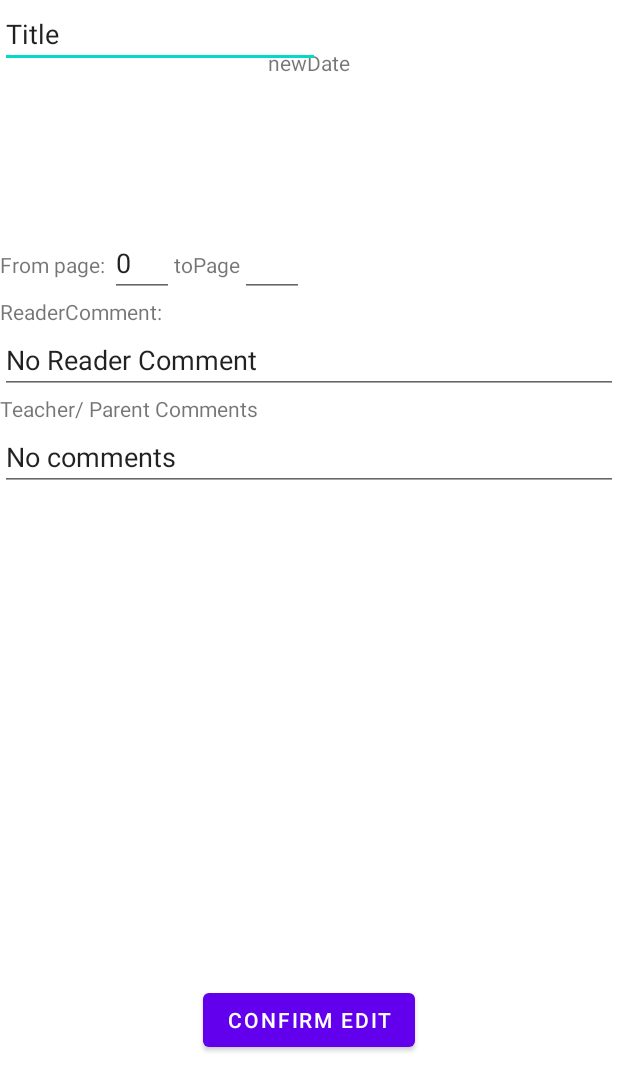
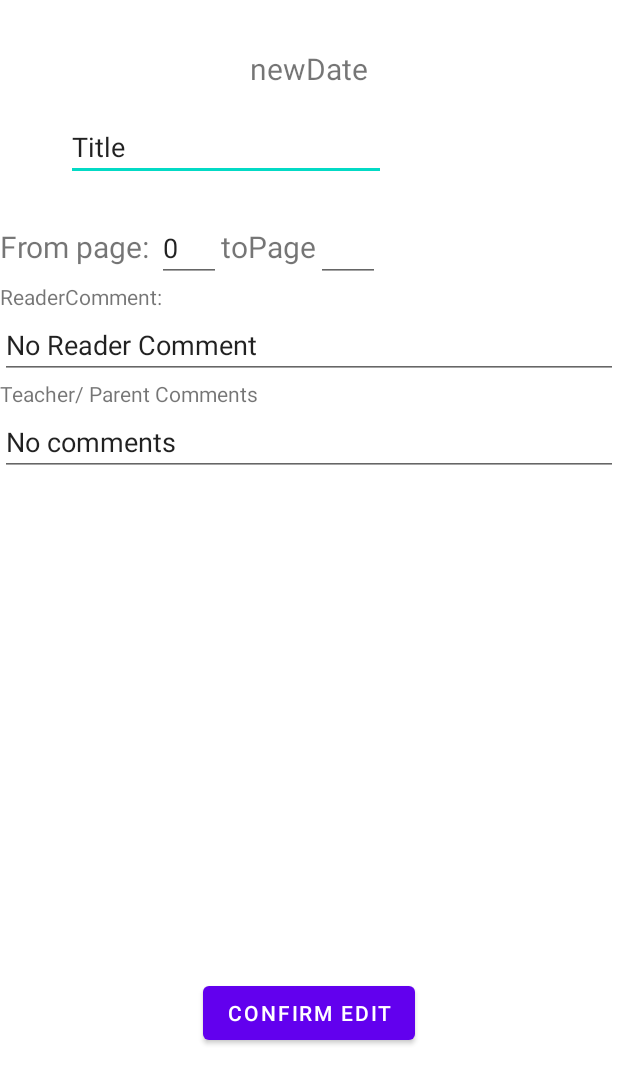
Before and after one commit to eliasdewan/Android-app---BookDiary, an Android app: the layout activity_edit.xml on its own in the app's theme, with its tools: preview values and no code run, on a phone screen of 412 x 824 dp. Shown: the top 1091 px of the screen. Run offline under Robolectric (Android 15) with nearby library versions, the phone set to English and light mode, and no system bars.

Commit message:
Successfull edit done

```diff
--- a/app/src/main/res/layout/activity_edit.xml
+++ b/app/src/main/res/layout/activity_edit.xml
@@ -12,6 +12,7 @@
         android:layout_height="wrap_content"
         android:layout_marginTop="32dp"
         android:text="newDate"
+        android:textSize="20sp"
         app:layout_constraintEnd_toEndOf="parent"
         app:layout_constraintStart_toStartOf="parent"
         app:layout_constraintTop_toTopOf="parent" />
@@ -20,11 +21,14 @@
         android:id="@+id/editTitle"
         android:layout_width="wrap_content"
         android:layout_height="wrap_content"
+        android:layout_marginTop="16dp"
         android:ems="10"
         android:inputType="textPersonName"
         android:text="Title"
-        tools:layout_editor_absoluteX="88dp"
-        tools:layout_editor_absoluteY="75dp" />
+        app:layout_constraintEnd_toEndOf="parent"
+        app:layout_constraintHorizontal_bias="0.22"
+        app:layout_constraintStart_toStartOf="parent"
+        app:layout_constraintTop_toBottomOf="@+id/newDate" />
 
     <TableRow
         android:id="@+id/tableRow"
@@ -33,17 +37,18 @@
         android:layout_marginTop="22dp"
         app:layout_constraintBottom_toBottomOf="parent"
         app:layout_constraintTop_toBottomOf="@+id/editTitle"
-        app:layout_constraintVertical_bias="0.120000005"
+        app:layout_constraintVertical_bias="0.0"
         tools:layout_editor_absoluteX="-16dp">
 
         <TextView
             android:id="@+id/textFromPage"
             android:layout_width="wrap_content"
             android:layout_height="wrap_content"
-            android:text="From page: " />
+            android:text="From page: "
+            android:textSize="20sp" />
 
         <EditText
-            android:id="@+id/editFromPAge"
+            android:id="@+id/editNewFromPage"
             android:layout_width="wrap_content"
             android:layout_height="wrap_content"
             android:ems="2"
@@ -54,10 +59,11 @@
             android:id="@+id/textView5"
             android:layout_width="wrap_content"
             android:layout_height="wrap_content"
-            android:text="toPage" />
+            android:text="toPage"
+            android:textSize="20sp" />
 
         <EditText
-            android:id="@+id/editTextNumber"
+            android:id="@+id/editNewToPage"
             android:layout_width="wrap_content"
             android:layout_height="wrap_content"
             android:ems="2"
@@ -99,7 +105,7 @@
                 android:text="Teacher/ Parent Comments" />
 
             <EditText
-                android:id="@+id/editTextTextMultiLine2"
+                android:id="@+id/editSupportComment"
                 android:layout_width="match_parent"
                 android:layout_height="wrap_content"
                 android:ems="10"
```
Also changed, not shown: app/src/main/java/com/example/resfingdiaryapp/edit.java (+78 -0 lines), app/src/main/java/com/example/resfingdiaryapp/myDbAdapter.java (+10 -4 lines), app/src/main/java/com/example/resfingdiaryapp/view.java (+8 -0 lines).
